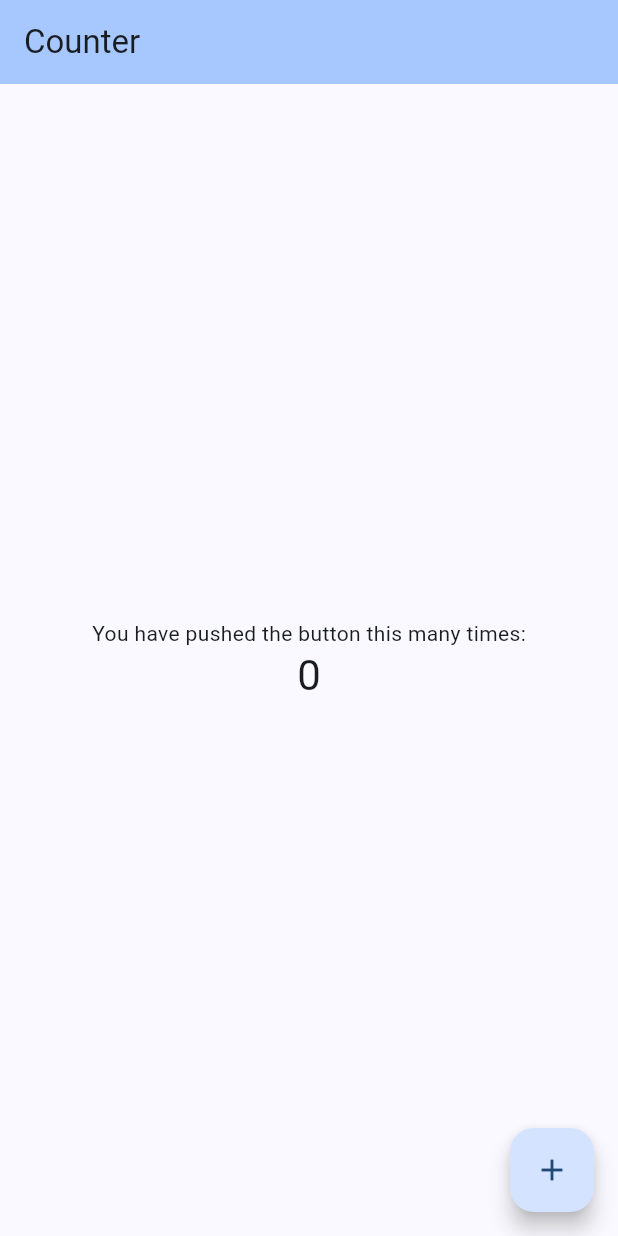
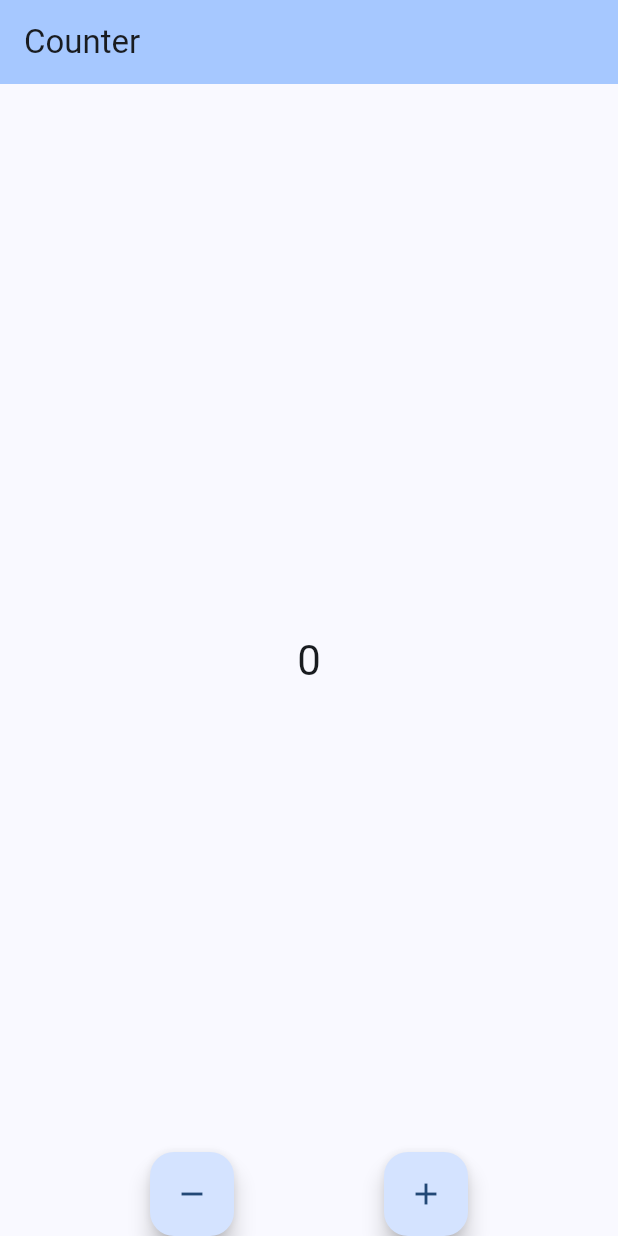
Before and after one commit to WalidSellami/github_tutorial, a Flutter app: the screen it shows after launch, on a phone screen of 412 x 824 dp. Run offline on Flutter 3.47's test engine with Material 3 defaults, Android fonts, the phone set to English and light mode, and no system bars.

Commit message:
second-commit

```diff
--- a/lib/main.dart
+++ b/lib/main.dart
@@ -33,11 +33,19 @@
 class _MyHomePageState extends State<MyHomePage> {
   int _counter = 0;
 
-  void _incrementCounter() {
+  void incrementCounter() {
     setState(() {
       _counter++;
     });
   }
+
+
+  void decrementCounter() {
+    setState(() {
+      _counter--;
+    });
+  }
+
 
   @override
   Widget build(BuildContext context) {
@@ -47,22 +55,27 @@
         title: Text(widget.title),
       ),
       body: Center(
-        child: Column(
-          mainAxisAlignment: MainAxisAlignment.center,
-          children: <Widget>[
-            const Text('You have pushed the button this many times:'),
-            Text(
-              '$_counter',
-              style: Theme.of(context).textTheme.headlineMedium,
-            ),
-          ],
+        child: Text(
+          '$_counter',
+          style: Theme.of(context).textTheme.headlineMedium,
         ),
       ),
-      floatingActionButton: FloatingActionButton(
-        onPressed: _incrementCounter,
-        tooltip: 'Increment',
-        child: const Icon(Icons.add),
-      ), // This trailing comma makes auto-formatting nicer for build methods.
+      floatingActionButtonLocation: FloatingActionButtonLocation.centerDocked,
+      floatingActionButton: Row(
+        mainAxisAlignment: MainAxisAlignment.spaceEvenly,
+        children: [
+          FloatingActionButton(
+            onPressed: incrementCounter,
+            tooltip: 'Decrement',
+            child: const Icon(Icons.remove),
+          ),
+          FloatingActionButton(
+            onPressed: incrementCounter,
+            tooltip: 'Increment',
+            child: const Icon(Icons.add),
+          ),
+        ],
+      ),
     );
   }
 }
```
